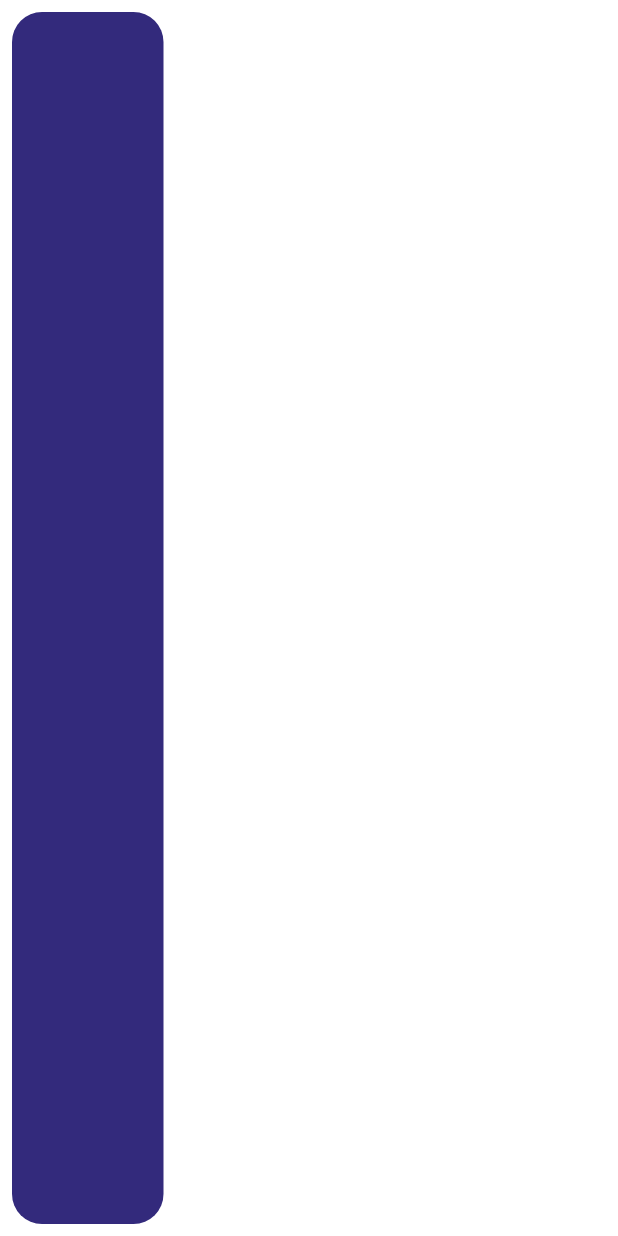
After one commit to Nehal-Bhautoo/Car-Rental-Web-Flutter-App, a Flutter app: the CarListScreen screen opened directly, on a phone screen of 412 x 824 dp. The commit adds this screen. Run offline on Flutter 3.47's test engine with Material 2 defaults, Android fonts, the phone set to English and light mode, and no system bars; our stand-ins replace responsive_builder, rive; network calls fail; statements that could not run were skipped.

Commit message:
:tada: Add new screen

```diff
--- a/lib/main.dart
+++ b/lib/main.dart
@@ -8,6 +8,7 @@ class MyApp extends StatelessWidget {
   Widget build(BuildContext context) {
     return MaterialApp(
       title: 'Car Rental',
+      //darkTheme: ThemeData.dark(),
       debugShowCheckedModeBanner: false,
       initialRoute: '/',
       routes: {
--- /dev/null
+++ b/lib/screens/car-listing/CarListScreen.dart
@@ -0,0 +1,31 @@
+import 'package:flutter/cupertino.dart';
+import 'package:flutter/material.dart';
+
+class CarListScreen extends StatefulWidget {
+  @override
+  _CarListScreenState createState() => _CarListScreenState();
+}
+
+class _CarListScreenState extends State<CarListScreen> {
+  @override
+  Widget build(BuildContext context) {
+    return Scaffold(
+      body: Stack(
+        children: [
+          Container(
+            color: Colors.white,
+          ),
+          Container(
+            margin: EdgeInsets.all(8.0),
+            height: MediaQuery.of(context).size.height,
+            width: 101.0,
+            decoration: BoxDecoration(
+              color: Color(0xff332A7C),
+              borderRadius: BorderRadius.circular(20.0),
+            ),
+          )
+        ],
+      ),
+    );
+  }
+}
```
